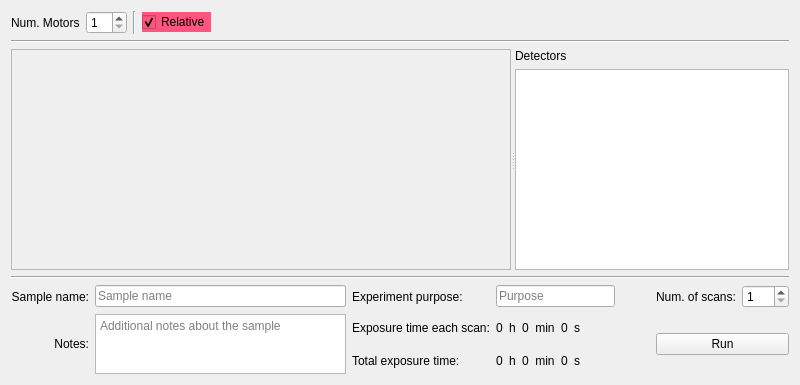
Before: the Qt Designer form src/firefly/plans/grid_scan.ui in spc-group/haven, drawn with Qt 5.
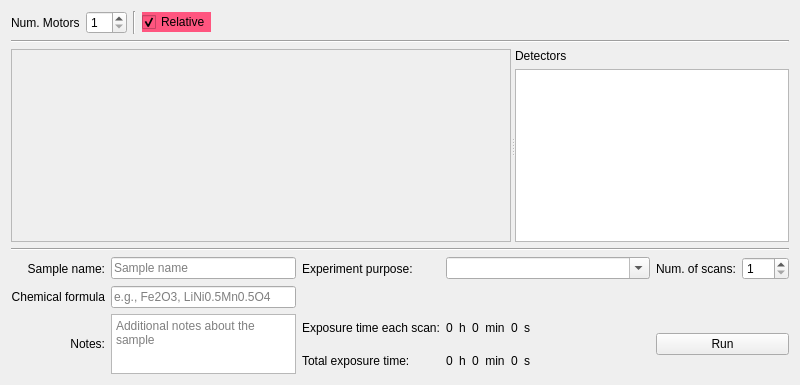
After: the same form once the commit is applied. Custom widgets are drawn as their Qt base class.

Commit message: include chemical formula lineEdit and changed purpose to comboBox

```diff
--- a/src/firefly/plans/grid_scan.ui
+++ b/src/firefly/plans/grid_scan.ui
@@ -114,7 +114,7 @@
              <x>0</x>
              <y>0</y>
              <width>498</width>
-             <height>207</height>
+             <height>176</height>
             </rect>
            </property>
            <layout class="QVBoxLayout" name="verticalLayout_7">
@@ -201,77 +201,7 @@
      </item>
      <item row="4" column="0">
       <layout class="QGridLayout" name="gridLayout">
-       <item row="0" column="2">
-        <widget class="QLabel" name="label_2">
-         <property name="text">
-          <string>Experiment purpose:</string>
-         </property>
-         <property name="alignment">
-          <set>Qt::AlignLeading|Qt::AlignLeft|Qt::AlignVCenter</set>
-         </property>
-        </widget>
-       </item>
-       <item row="2" column="0">
-        <widget class="QLabel" name="label_9">
-         <property name="text">
-          <string>Notes:</string>
-         </property>
-         <property name="alignment">
-          <set>Qt::AlignRight|Qt::AlignTrailing|Qt::AlignVCenter</set>
-         </property>
-        </widget>
-       </item>
-       <item row="0" column="1">
-        <widget class="QLineEdit" name="lineEdit_sample">
-         <property name="toolTip">
-          <string>Type this sample's name</string>
-         </property>
-         <property name="placeholderText">
-          <string>Sample name</string>
-         </property>
-        </widget>
-       </item>
-       <item row="0" column="0">
-        <widget class="QLabel" name="label">
-         <property name="text">
-          <string>Sample name:</string>
-         </property>
-         <property name="alignment">
-          <set>Qt::AlignRight|Qt::AlignTrailing|Qt::AlignVCenter</set>
-         </property>
-        </widget>
-       </item>
-       <item row="2" column="2">
-        <layout class="QVBoxLayout" name="verticalLayout_5">
-         <item>
-          <widget class="QLabel" name="label_10">
-           <property name="toolTip">
-            <string>total exposure time for a single scan</string>
-           </property>
-           <property name="text">
-            <string>Exposure time each scan:</string>
-           </property>
-           <property name="alignment">
-            <set>Qt::AlignLeading|Qt::AlignLeft|Qt::AlignVCenter</set>
-           </property>
-          </widget>
-         </item>
-         <item>
-          <widget class="QLabel" name="label_12">
-           <property name="toolTip">
-            <string>total exposure time for a single scan</string>
-           </property>
-           <property name="text">
-            <string>Total exposure time:</string>
-           </property>
-           <property name="alignment">
-            <set>Qt::AlignLeading|Qt::AlignLeft|Qt::AlignVCenter</set>
-           </property>
-          </widget>
-         </item>
-        </layout>
-       </item>
-       <item row="2" column="4">
+       <item row="3" column="4">
         <spacer name="buttons_spacer">
          <property name="orientation">
           <enum>Qt::Horizontal</enum>
@@ -284,7 +214,54 @@
          </property>
         </spacer>
        </item>
-       <item row="2" column="3">
+       <item row="3" column="2">
+        <layout class="QVBoxLayout" name="verticalLayout_5">
+         <item>
+          <widget class="QLabel" name="label_10">
+           <property name="toolTip">
+            <string>total exposure time for a single scan</string>
+           </property>
+           <property name="text">
+            <string>Exposure time each scan:</string>
+           </property>
+           <property name="alignment">
+            <set>Qt::AlignLeading|Qt::AlignLeft|Qt::AlignVCenter</set>
+           </property>
+          </widget>
+         </item>
+         <item>
+          <widget class="QLabel" name="label_12">
+           <property name="toolTip">
+            <string>total exposure time for a single scan</string>
+           </property>
+           <property name="text">
+            <string>Total exposure time:</string>
+           </property>
+           <property name="alignment">
+            <set>Qt::AlignLeading|Qt::AlignLeft|Qt::AlignVCenter</set>
+           </property>
+          </widget>
+         </item>
+        </layout>
+       </item>
+       <item row="3" column="5">
+        <widget class="QueueButton" name="run_button">
+         <property name="text">
+          <string>Run</string>
+         </property>
+        </widget>
+       </item>
+       <item row="3" column="0">
+        <widget class="QLabel" name="label_9">
+         <property name="text">
+          <string>Notes:</string>
+         </property>
+         <property name="alignment">
+          <set>Qt::AlignRight|Qt::AlignTrailing|Qt::AlignVCenter</set>
+         </property>
+        </widget>
+       </item>
+       <item row="3" column="3">
         <layout class="QVBoxLayout" name="verticalLayout_6">
          <item>
           <layout class="QHBoxLayout" name="horizontalLayout_5">
@@ -442,17 +419,7 @@
          </item>
         </layout>
        </item>
-       <item row="0" column="3">
-        <widget class="QLineEdit" name="lineEdit_purpose">
-         <property name="toolTip">
-          <string>Type the experimental purpose note for this scan</string>
-         </property>
-         <property name="placeholderText">
-          <string>Purpose</string>
-         </property>
-        </widget>
-       </item>
-       <item row="2" column="1">
+       <item row="3" column="1">
         <widget class="QTextEdit" name="textEdit_notes">
          <property name="enabled">
           <bool>true</bool>
@@ -483,10 +450,33 @@
          </property>
         </widget>
        </item>
-       <item row="2" column="5">
-        <widget class="QueueButton" name="run_button">
+       <item row="0" column="1">
+        <widget class="QLineEdit" name="lineEdit_sample">
+         <property name="toolTip">
+          <string>Type this sample's name</string>
+         </property>
+         <property name="placeholderText">
+          <string>Sample name</string>
+         </property>
+        </widget>
+       </item>
+       <item row="0" column="0">
+        <widget class="QLabel" name="label">
          <property name="text">
-          <string>Run</string>
+          <string>Sample name:</string>
+         </property>
+         <property name="alignment">
+          <set>Qt::AlignRight|Qt::AlignTrailing|Qt::AlignVCenter</set>
+         </property>
+        </widget>
+       </item>
+       <item row="0" column="2">
+        <widget class="QLabel" name="label_2">
+         <property name="text">
+          <string>Experiment purpose:</string>
+         </property>
+         <property name="alignment">
+          <set>Qt::AlignLeading|Qt::AlignLeft|Qt::AlignVCenter</set>
          </property>
         </widget>
        </item>
@@ -517,6 +507,86 @@
          </item>
         </layout>
        </item>
+       <item row="1" column="0">
+        <widget class="QLabel" name="label_3">
+         <property name="text">
+          <string>Chemical formula</string>
+         </property>
+         <property name="alignment">
+          <set>Qt::AlignRight|Qt::AlignTrailing|Qt::AlignVCenter</set>
+         </property>
+        </widget>
+       </item>
+       <item row="1" column="1">
+        <widget class="QLineEdit" name="lineEdit_formula">
+         <property name="toolTip">
+          <string>type in chemical formula, follow example formats</string>
+         </property>
+         <property name="placeholderText">
+          <string>e.g., Fe2O3, LiNi0.5Mn0.5O4</string>
+         </property>
+        </widget>
+       </item>
+       <item row="0" column="3">
+        <widget class="QComboBox" name="comboBox_purpose">
+         <property name="sizePolicy">
+          <sizepolicy hsizetype="MinimumExpanding" vsizetype="Fixed">
+           <horstretch>0</horstretch>
+           <verstretch>0</verstretch>
+          </sizepolicy>
+         </property>
+         <property name="acceptDrops">
+          <bool>true</bool>
+         </property>
+         <property name="toolTip">
+          <string>e.g., commissioning, Mn oxidation states..</string>
+         </property>
+         <property name="toolTipDuration">
+          <number>5</number>
+         </property>
+         <property name="autoFillBackground">
+          <bool>false</bool>
+         </property>
+         <property name="editable">
+          <bool>true</bool>
+         </property>
+         <property name="currentText">
+          <string/>
+         </property>
+         <property name="currentIndex">
+          <number>-1</number>
+         </property>
+         <property name="placeholderText">
+          <string>e.g., commissioning, alignment..</string>
+         </property>
+         <property name="duplicatesEnabled">
+          <bool>false</bool>
+         </property>
+         <property name="frame">
+          <bool>true</bool>
+         </property>
+         <item>
+          <property name="text">
+           <string>commissioning</string>
+          </property>
+         </item>
+         <item>
+          <property name="text">
+           <string>alignment</string>
+          </property>
+         </item>
+         <item>
+          <property name="text">
+           <string>measurement</string>
+          </property>
+         </item>
+         <item>
+          <property name="text">
+           <string>others (type in)</string>
+          </property>
+         </item>
+        </widget>
+       </item>
       </layout>
      </item>
     </layout>
```
The commit also changes 3 other files.
